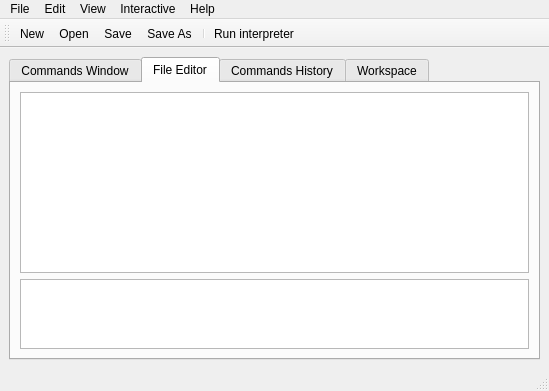
This is ide/mainwindow.ui in hyst329/mathproject as Qt 5 draws it before an edit. The edited form follows.
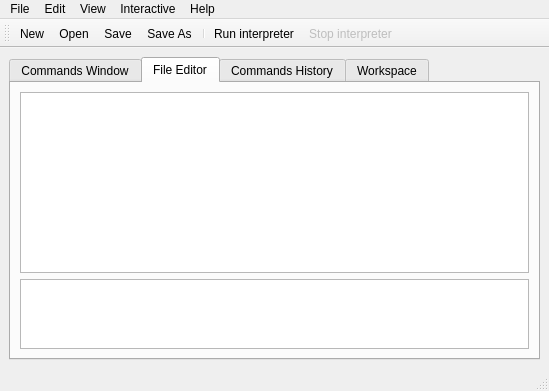
This is the edited form. Icons and pictures are not drawn. Custom widgets are drawn as their Qt base class.

```diff
--- a/ide/mainwindow.ui
+++ b/ide/mainwindow.ui
@@ -167,6 +167,7 @@
    <addaction name="actionSave_As"/>
    <addaction name="separator"/>
    <addaction name="actionRun_interpreter"/>
+   <addaction name="actionStop_interpreter"/>
   </widget>
   <action name="actionRun_interpreter">
    <property name="icon">
```
